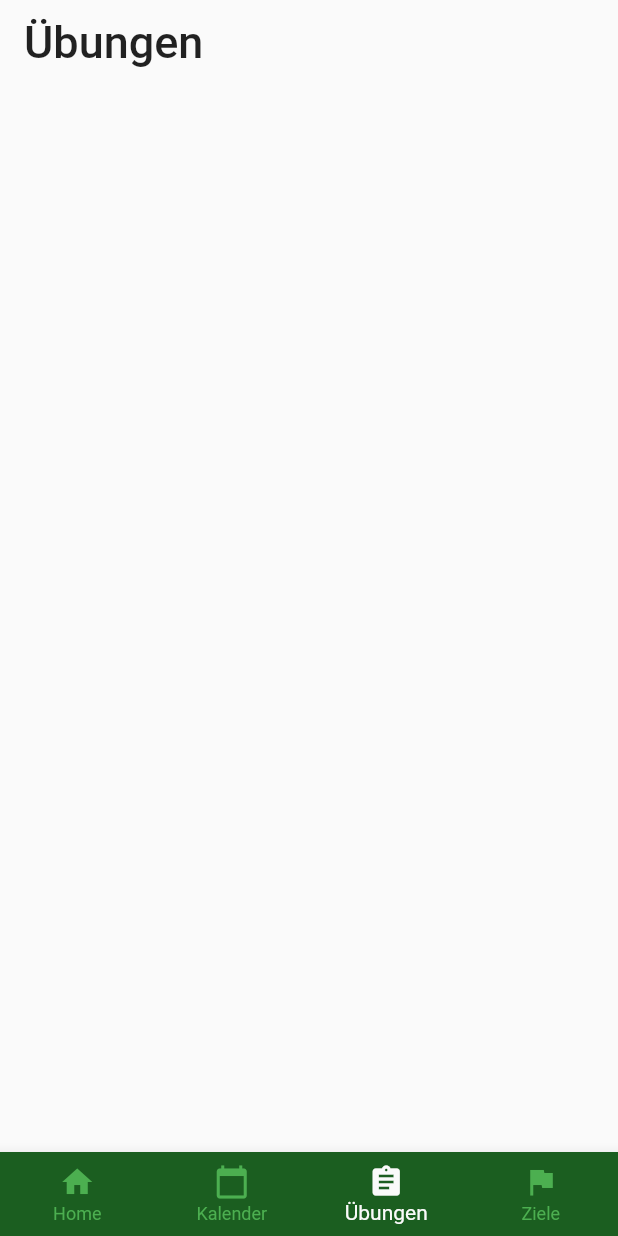
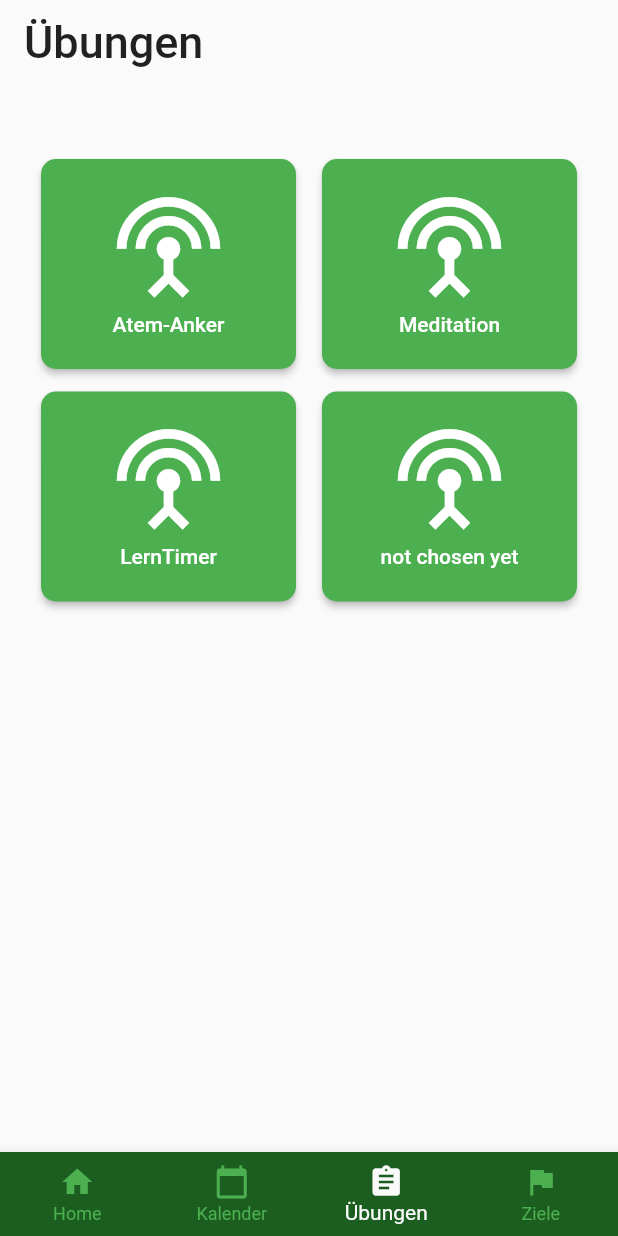
Before and after one commit to Hankyyy/achtsamkeits-app, a Flutter app: the screen it shows after launch, item 3 of the bottom bar chosen, on a phone screen of 412 x 824 dp. Run offline on Flutter 3.47's test engine with Material 2 defaults, Android fonts, the phone set to English and light mode, and no system bars; our stand-ins replace charts_flutter.

Commit message:
25.06.2019

```diff
--- /dev/null
+++ b/lib/UbungenScreen/TutorialWidget.dart
@@ -0,0 +1,173 @@
+import 'package:flutter/material.dart';
+import 'package:aaproto2/UbungenScreen/Ubungen/ReturnIconWidget.dart';
+import 'package:aaproto2/ThemeData.dart';
+
+class TTWidget extends StatefulWidget {
+  @override
+  _TTWidgetState createState() => _TTWidgetState();
+}
+
+
+class _TTWidgetState extends State<TTWidget> {
+  double _qaButtonHeight = 140.0;
+  double _qaButtonWidth = 170.0;
+  double _quButtonIconSize = 75.0;
+
+  Widget build(BuildContext context) {
+    return Center(
+        child: Column(
+          //crossAxisAlignment: CrossAxisAlignment.stretch,
+          children: <Widget>[
+            Row(
+              mainAxisSize: MainAxisSize.max,
+              mainAxisAlignment: MainAxisAlignment.spaceEvenly,
+              children: <Widget>[
+
+                MaterialButton(
+                    shape: RoundedRectangleBorder(
+                        borderRadius: BorderRadius.circular(10.0)),
+                    height: _qaButtonHeight,
+                    minWidth: _qaButtonWidth,
+                    color: AAThemeData.buttonColor,
+                    textColor: Colors.white,
+
+                  child: Column(
+                    children: <Widget>[
+                      Icon(
+                        Icons.settings_input_antenna,
+                        size: _quButtonIconSize,
+                      ),
+                      Container(
+                        padding: EdgeInsets.only(top: 5.0),
+                      ),
+                      Text(
+                        "Atem-Anker",
+                      )
+                    ],
+                  ),
+
+                    onPressed: () =>{
+                    Navigator.push(
+                      context,
+                      MaterialPageRoute(builder: (context) => RIWidget())
+                    )
+                    },
+                    splashColor: AAThemeData.highlightColor,
+                  ),
+
+
+                MaterialButton(
+                  shape: RoundedRectangleBorder(
+                      borderRadius: BorderRadius.circular(10.0)),
+                  height: _qaButtonHeight,
+                  minWidth: _qaButtonWidth,
+                  color: AAThemeData.buttonColor,
+                  textColor: Colors.white,
+
+                  child: Column(
+                    children: <Widget>[
+                      Icon(
+                        Icons.settings_input_antenna,
+                        size: _quButtonIconSize,
+                      ),
+                      Container(
+                        padding: EdgeInsets.only(top: 5.0),
+                      ),
+                      Text(
+                        "Meditation",
+                      )
+                    ],
+                  ),
+
+                  onPressed: () =>{
+                  Navigator.push(
+                      context,
+                      MaterialPageRoute(builder: (context) => RIWidget())
+                  )
+                  },
+                  splashColor: AAThemeData.highlightColor,
+                ),
+
+
+              ],
+            ),
+            Container(
+              padding: EdgeInsets.only(top: 15.0),
+            ),
+            Row(
+              mainAxisSize: MainAxisSize.max,
+              mainAxisAlignment: MainAxisAlignment.spaceEvenly,
+              children: <Widget>[
+
+                MaterialButton(
+                  shape: RoundedRectangleBorder(
+                      borderRadius: BorderRadius.circular(10.0)),
+                  height: _qaButtonHeight,
+                  minWidth: _qaButtonWidth,
+                  color: AAThemeData.buttonColor,
+                  textColor: Colors.white,
+
+                  child: Column(
+                    children: <Widget>[
+                      Icon(
+                        Icons.settings_input_antenna,
+                        size: _quButtonIconSize,
+                      ),
+                      Container(
+                        padding: EdgeInsets.only(top: 5.0),
+                      ),
+                      Text(
+                        "LernTimer",
+                      )
+                    ],
+                  ),
+
+                  onPressed: () =>{
+                  Navigator.push(
+                      context,
+                      MaterialPageRoute(builder: (context) => RIWidget())
+                  )
+                  },
+                  splashColor: AAThemeData.highlightColor,
+                ),
+
+
+                MaterialButton(
+                  shape: RoundedRectangleBorder(
+                      borderRadius: BorderRadius.circular(10.0)),
+                  height: _qaButtonHeight,
+                  minWidth: _qaButtonWidth,
+                  color: AAThemeData.buttonColor,
+                  textColor: Colors.white,
+
+                  child: Column(
+                    children: <Widget>[
+                      Icon(
+                        Icons.settings_input_antenna,
+                        size: _quButtonIconSize,
+                      ),
+                      Container(
+                        padding: EdgeInsets.only(top: 5.0),
+                      ),
+                      Text(
+                        "not chosen yet",
+                      )
+                    ],
+                  ),
+
+                  onPressed: () =>{
+                  Navigator.push(
+                      context,
+                      MaterialPageRoute(builder: (context) => RIWidget())
+                  )
+                  },
+                  splashColor: AAThemeData.highlightColor,
+                ),
+
+
+              ],
+            ),
+          ],)
+    );
+  }
+}
--- a/lib/UbungenScreen/UbungenScreen.dart
+++ b/lib/UbungenScreen/UbungenScreen.dart
@@ -1,4 +1,6 @@
 import 'package:flutter/material.dart';
+import 'TutorialWidget.dart';
+import 'PictureWidget.dart';
 
 
 class UbungenScreen extends StatefulWidget {
@@ -23,7 +25,8 @@ class _UbungenScreenState extends State<UbungenScreen> {
         padding: EdgeInsets.only(top: 50.0, bottom: 10.0, left: 10.0, right: 10.0),
         child: Column(
           children: <Widget>[
-
+            PTWidget(),
+            TTWidget(),
 
           ],
         ),
```
Also changed, not shown: lib/UbungenScreen/PictureWidget.dart (added, +26 -0 lines), lib/UbungenScreen/Ubungen/ReturnIconWidget.dart (added, +65 -0 lines), lib/UbungenScreen/Ubungen/CircularBar.dart (added), pubspec.lock, 2 other files.
